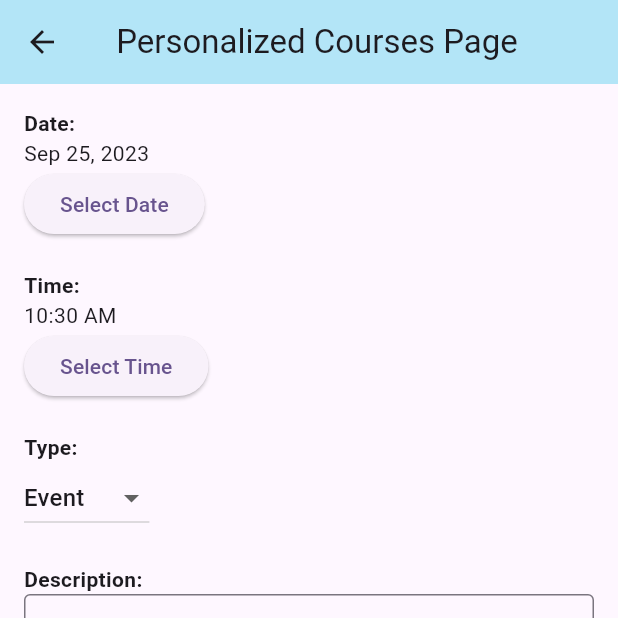
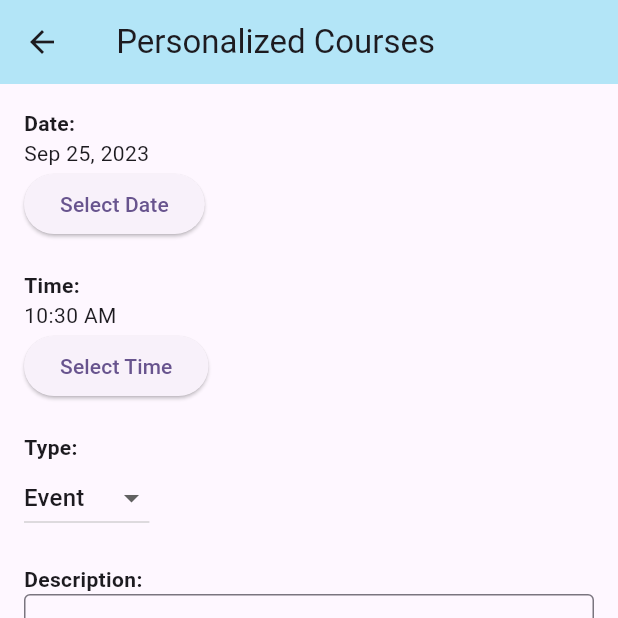
Before and after one commit to arunitasahu/teach_edge, a Flutter app: the AnnouncementPage screen opened directly, on a phone screen of 412 x 824 dp, the top half of it. Run offline on Flutter 3.47's test engine with Material 2 defaults, Android fonts, the phone set to English and light mode, and no system bars; our stand-ins replace file_picker, google_fonts.

```diff
--- a/lib/presentation/pages/announcement_page/announcement_page.dart
+++ b/lib/presentation/pages/announcement_page/announcement_page.dart
@@ -57,7 +57,7 @@ class _AnnouncementPageState extends State<AnnouncementPage> {
   Widget build(BuildContext context) {
     return Scaffold(
       appBar: AppBar(
-        title: Text(' Personalized Courses Page'),
+        title: Text(' Personalized Courses '),
         backgroundColor: Color(0xffb3e5f7), // Set the AppBar background color
       ),
       body: SingleChildScrollView(
```
